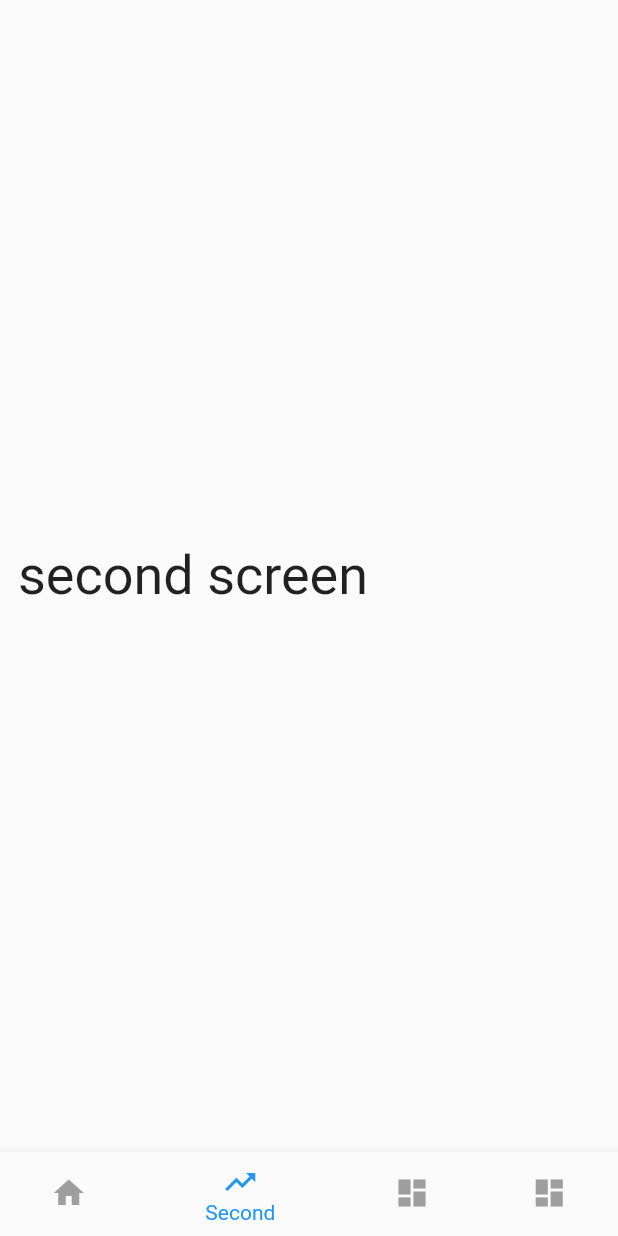
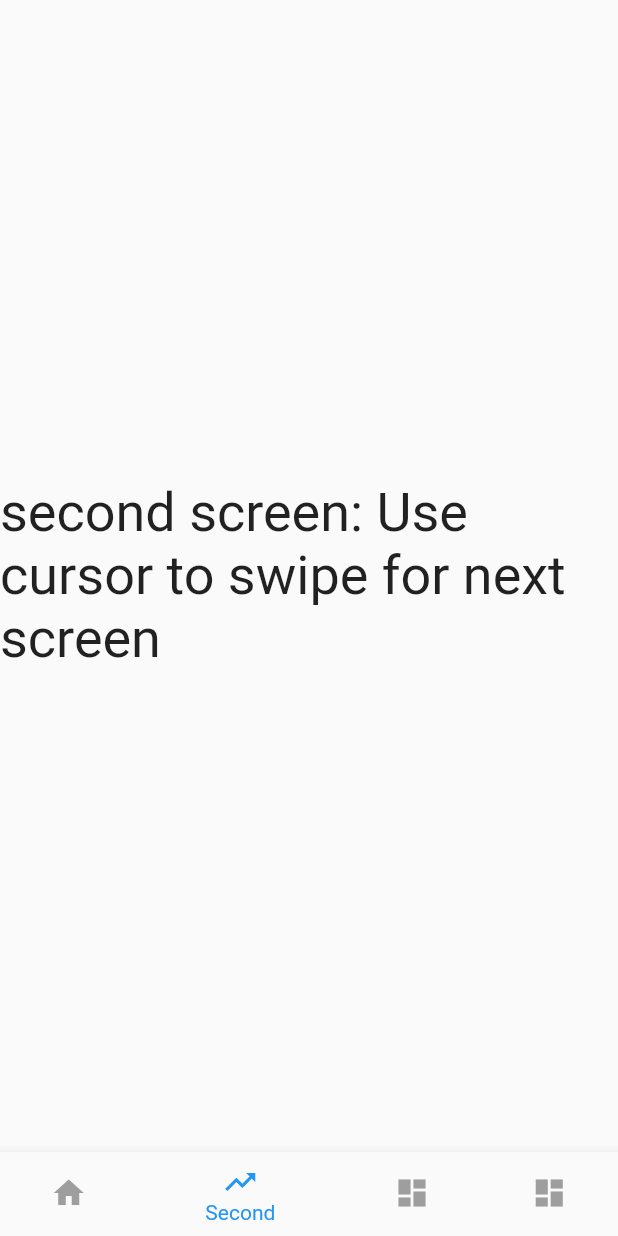
Before and after one commit to kizombaciao/flutter-swipeable-pages-mdweber, a Flutter app: the screen it shows after launch, item 2 of the bottom bar chosen, on a phone screen of 412 x 824 dp. Run offline on Flutter 3.47's test engine with Material 2 defaults, Android fonts, the phone set to English and light mode, and no system bars.

Commit message:
swipeable pageviews with bottom navigation bar

```diff
--- a/lib/screens/child_widget.dart
+++ b/lib/screens/child_widget.dart
@@ -1,6 +1,6 @@
 import 'package:flutter/material.dart';
 
-enum AvailableNumber { First, Second, Third }
+enum AvailableNumber { First, Second, Third, Fourth }
 
 class ChildWidget extends StatelessWidget {
   final AvailableNumber number;
@@ -15,15 +15,17 @@ class ChildWidget extends StatelessWidget {
       file = "first";
     } else if (number == AvailableNumber.Second) {
       file = "second";
+    } else if (number == AvailableNumber.Third) {
+      file = "third";
     } else {
-      file = "third";
+      file = "fourth";
     }
 
     return Column(
       mainAxisAlignment: MainAxisAlignment.center,
       children: <Widget>[
         Text(
-          "$file screen",
+          "$file screen: Use cursor to swipe for next screen",
           style: TextStyle(fontSize: 36.0),
         ),
         //Flexible(child: Image.asset("assets/undraw/$file.png"))
--- a/lib/screens/home_screen.dart
+++ b/lib/screens/home_screen.dart
@@ -8,10 +8,19 @@ class HomeScreen extends StatefulWidget {
 
 class _HomeScreenState extends State<HomeScreen> {
   int currentIndex = 0;
+  PageController _pageController = PageController(
+    initialPage: 0,
+  );
 
   Widget childWidget = ChildWidget(
     number: AvailableNumber.First,
   );
+
+  @override
+  void dispose() {
+    _pageController.dispose();
+    super.dispose();
+  }
 
   @override
   Widget build(BuildContext context) {
@@ -22,22 +31,12 @@ class _HomeScreenState extends State<HomeScreen> {
           currentIndex: currentIndex,
           onTap: (value) {
             currentIndex = value;
-
-          switch (value) {
-            case 0:
-              childWidget = ChildWidget(number: AvailableNumber.First);
-              break;
-            case 1:
-              childWidget = ChildWidget(number: AvailableNumber.Second);
-              break;
-            case 2:
-              childWidget = ChildWidget(number: AvailableNumber.Third);
-              break;
-            case 3:
-              childWidget = ChildWidget(number: AvailableNumber.Third);
-              break;
-          }
-
+            //_pageController.jumpToPage(value);
+            _pageController.animateToPage(
+              value,
+              duration: Duration(milliseconds: 800),
+              curve: Curves.linear,
+            );
             setState(() {});
           },
           items: [
@@ -59,12 +58,22 @@ class _HomeScreenState extends State<HomeScreen> {
             ),
           ],
         ),
-      body: Padding(
-        padding: const EdgeInsets.all(12.0),
-        child: SafeArea(
-          child: childWidget,
-        ),
-      ),
+        body: PageView(
+          //scrollDirection: Axis.vertical,
+          controller: _pageController,
+          onPageChanged: (page) {
+            setState(
+              () {
+                currentIndex = page;
+              },
             );
+          },
+          children: [
+            ChildWidget(number: AvailableNumber.First),
+            ChildWidget(number: AvailableNumber.Second),
+            ChildWidget(number: AvailableNumber.Third),
+            ChildWidget(number: AvailableNumber.Fourth),
+          ],
+        ));
   }
 }
```
Lines whose indentation alone changed are shown as unchanged.
